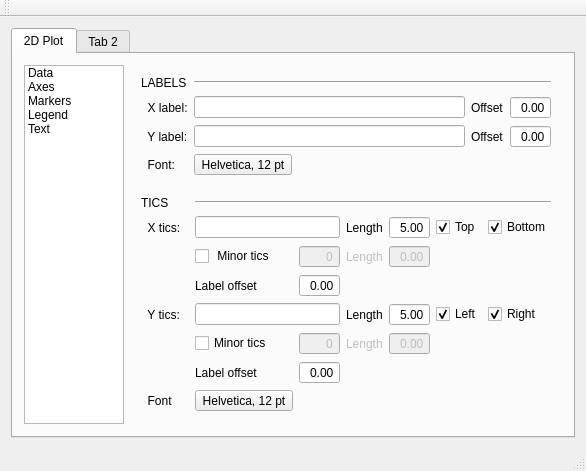
First picture: the form in src/qpylotwindow.ui, repository lposti/QPyloT, before the edit.
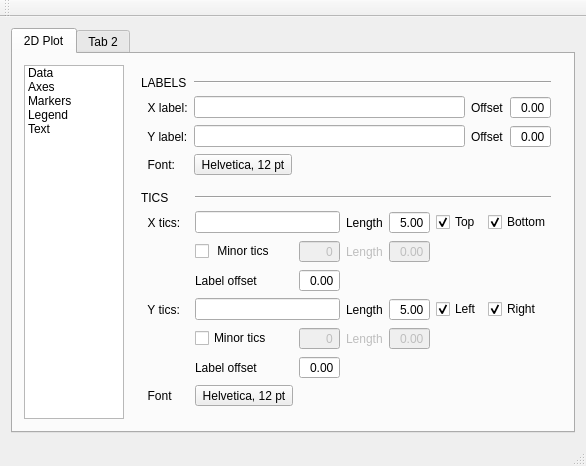
Second picture: the form after the edit. The open tabs and pages were chosen to show the change.

What changed in the file:
```diff
--- a/src/qpylotwindow.ui
+++ b/src/qpylotwindow.ui
@@ -459,7 +459,7 @@
               <property name="sizeHint" stdset="0">
                <size>
                 <width>20</width>
-                <height>15</height>
+                <height>10</height>
                </size>
               </property>
              </spacer>
```
Left out of the diff: 3 changed lines with no effect on the pictures.
